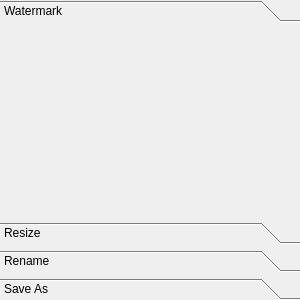
First picture: the form in ToolBox/UI/toolbox_ui.ui, repository n00bcybot/easywatermark, before the edit.
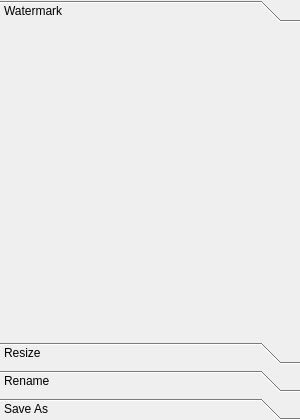
Second picture: the form after the edit. The open tabs and pages were chosen to show the change.

Commit message: - added resize widget - adjusted toolbox.py

```diff
--- a/ToolBox/UI/toolbox_ui.ui
+++ b/ToolBox/UI/toolbox_ui.ui
@@ -7,13 +7,13 @@
     <x>0</x>
     <y>0</y>
     <width>300</width>
-    <height>300</height>
+    <height>420</height>
    </rect>
   </property>
   <property name="minimumSize">
    <size>
-    <width>0</width>
-    <height>300</height>
+    <width>300</width>
+    <height>200</height>
    </size>
   </property>
   <property name="windowTitle">
@@ -43,7 +43,13 @@
      <property name="minimumSize">
       <size>
        <width>300</width>
-       <height>300</height>
+       <height>400</height>
+      </size>
+     </property>
+     <property name="maximumSize">
+      <size>
+       <width>300</width>
+       <height>16777215</height>
       </size>
      </property>
      <property name="currentIndex">
@@ -55,13 +61,41 @@
         <x>0</x>
         <y>0</y>
         <width>300</width>
-        <height>180</height>
+        <height>300</height>
        </rect>
       </property>
+      <property name="minimumSize">
+       <size>
+        <width>300</width>
+        <height>200</height>
+       </size>
+      </property>
+      <property name="maximumSize">
+       <size>
+        <width>300</width>
+        <height>400</height>
+       </size>
+      </property>
       <attribute name="label">
        <string>Watermark</string>
       </attribute>
-      <layout class="QGridLayout" name="layout_watermark"/>
+      <layout class="QGridLayout" name="layout_watermark">
+       <property name="sizeConstraint">
+        <enum>QLayout::SizeConstraint::SetMinimumSize</enum>
+       </property>
+       <property name="leftMargin">
+        <number>0</number>
+       </property>
+       <property name="topMargin">
+        <number>0</number>
+       </property>
+       <property name="rightMargin">
+        <number>0</number>
+       </property>
+       <property name="bottomMargin">
+        <number>0</number>
+       </property>
+      </layout>
      </widget>
      <widget class="QWidget" name="page_2">
       <property name="geometry">
```
Left out of the diff: 98 changed lines with no effect on the pictures. The commit also changes 10 other files.
